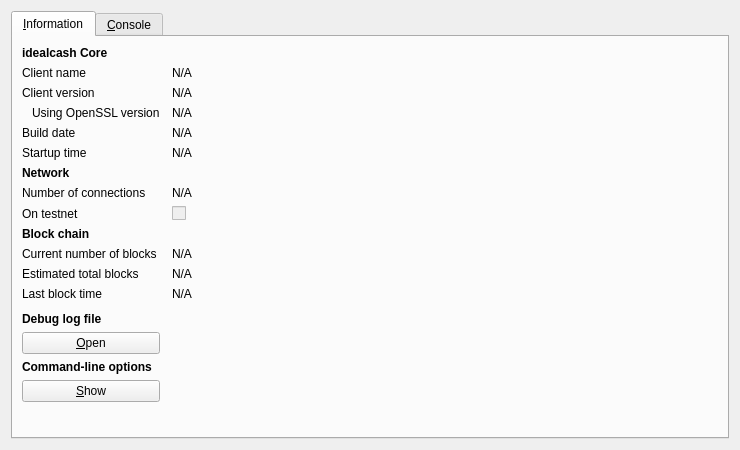
First picture: the form in src/qt/forms/rpcconsole.ui, repository flokisatoshi/IdealCash-DEAL, before the edit.
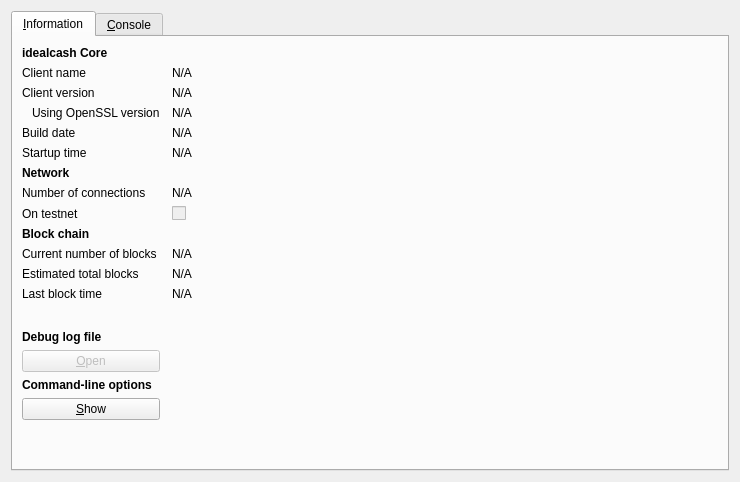
Second picture: the form after the edit. Icons and pictures are not drawn.

The edit to the form file:
```diff
--- a/src/qt/forms/rpcconsole.ui
+++ b/src/qt/forms/rpcconsole.ui
@@ -7,7 +7,7 @@
     <x>0</x>
     <y>0</y>
     <width>740</width>
-    <height>450</height>
+    <height>482</height>
    </rect>
   </property>
   <property name="windowTitle">
@@ -321,6 +321,9 @@
        </item>
        <item row="15" column="0">
         <widget class="QPushButton" name="openDebugLogfileButton">
+         <property name="enabled">
+          <bool>false</bool>
+         </property>
          <property name="toolTip">
           <string>Open the idealcash debug log file from the current data directory. This can take a few seconds for large log files.</string>
          </property>
```
